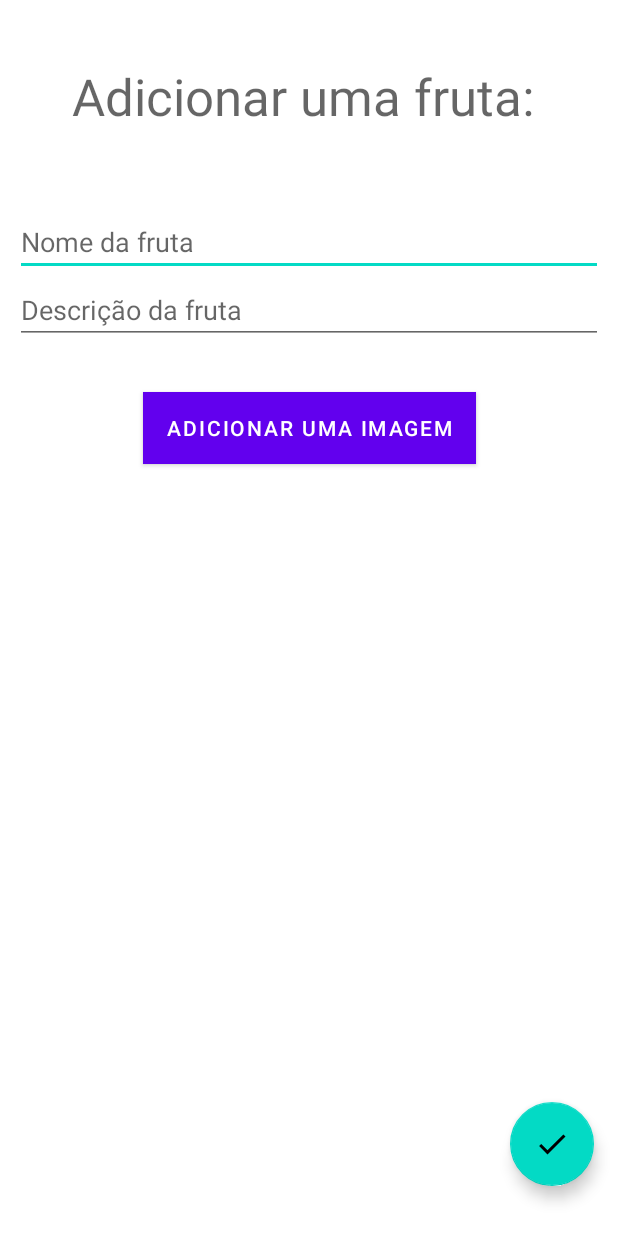
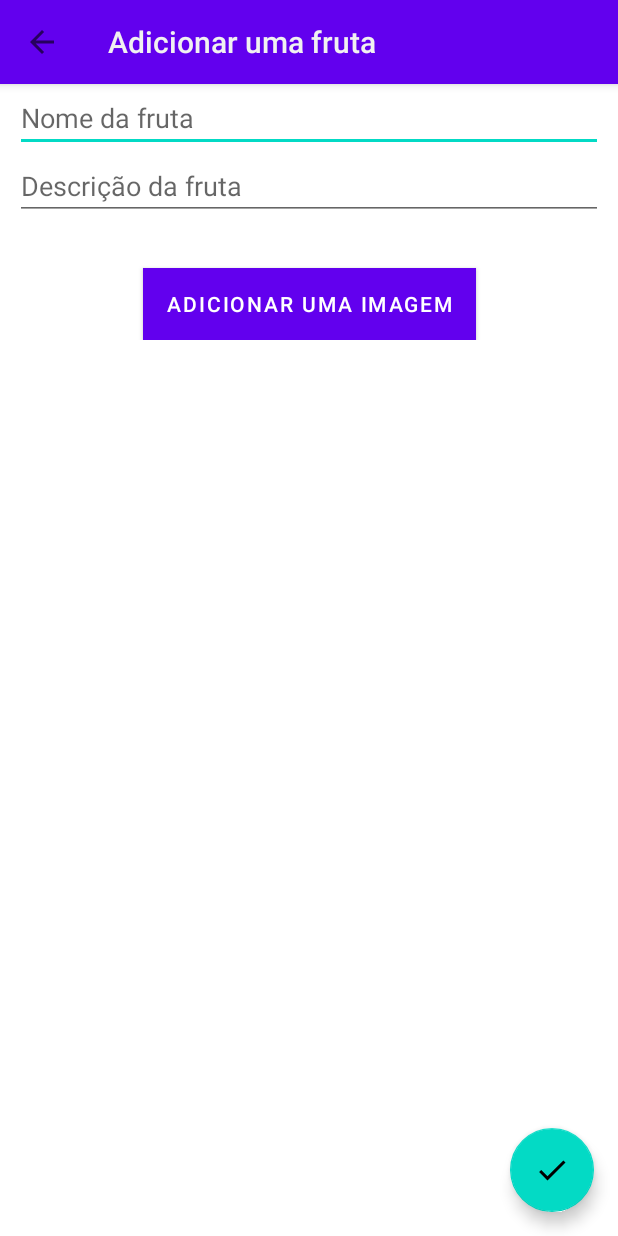
Before and after one commit to Peedrohj/mobile-android-fruit-app, an Android app: the SecondActivity screen opened directly, with no data from a screen before it, on a phone screen of 412 x 824 dp. Run offline under Robolectric (Android 15) with nearby library versions, the phone set to English and light mode, and no system bars.

Commit message:
feat: add navigation system

```diff
--- a/app/src/main/AndroidManifest.xml
+++ b/app/src/main/AndroidManifest.xml
@@ -13,14 +13,24 @@
         android:supportsRtl="true"
 
         android:theme="@style/Theme.Atividade1">
-        <activity android:name=".FruitActivity"></activity>
-        <activity android:name=".SecondActivity" />
+
         <activity android:name=".MainActivity" android:configChanges="keyboardHidden|orientation|screenSize">
             <intent-filter>
                 <action android:name="android.intent.action.MAIN" />
                 <category android:name="android.intent.category.LAUNCHER" />
             </intent-filter>
         </activity>
+
+        <activity android:name=".FruitActivity" android:parentActivityName=".MainActivity">
+            <meta-data
+                android:name="android.support.PARENT_ACTIVITY"
+                android:value=".MainActivity" />
+        </activity>
+        <activity android:name=".SecondActivity" android:parentActivityName=".MainActivity">
+            <meta-data
+                android:name="android.support.PARENT_ACTIVITY"
+                android:value=".MainActivity" />
+        </activity>
     </application>
 
 </manifest>
--- a/app/src/main/java/com/example/atividade1/MainActivity.kt
+++ b/app/src/main/java/com/example/atividade1/MainActivity.kt
@@ -29,13 +29,12 @@ open class MainActivity : AppCompatActivity(), FruitAdapter.OnItemClickListener
     override fun onCreate(savedInstanceState: Bundle?) {
         super.onCreate(savedInstanceState)
         setContentView(R.layout.activity_main)
-        val toolbar: Toolbar = findViewById(R.id.customToolbar)
 
         fruit_list.adapter = adapter
         fruit_list.layoutManager = LinearLayoutManager(this)
         fruit_list.setHasFixedSize(true)
 
-        setSupportActionBar(toolbar)
+        setSupportActionBar(findViewById(R.id.customToolbar))
     }
 
     private fun generateBaseList(size: Int): ArrayList<FruitData>{
--- a/app/src/main/java/com/example/atividade1/SecondActivity.kt
+++ b/app/src/main/java/com/example/atividade1/SecondActivity.kt
@@ -38,6 +38,8 @@ class SecondActivity : AppCompatActivity() {
             val gallery = Intent(Intent.ACTION_OPEN_DOCUMENT, MediaStore.Images.Media.INTERNAL_CONTENT_URI)
             startActivityForResult(gallery, RESULT_CODE)
         }
+        setSupportActionBar(findViewById(R.id.customToolbar))
+        supportActionBar?.setDisplayHomeAsUpEnabled(true)
     }
 
     override fun onActivityResult(requestCode: Int, resultCode: Int, data: Intent?) {
--- a/app/src/main/res/layout/activity_main.xml
+++ b/app/src/main/res/layout/activity_main.xml
@@ -49,7 +49,7 @@
             android:theme="@style/Theme.AppCompat.DayNight.DarkActionBar"
             app:layout_scrollFlags="scroll|enterAlways"
             app:title="@string/app_name"
-            app:titleTextColor="#F1F1F1" />
+            app:titleTextColor="#F1DEDE" />
 
     </com.google.android.material.appbar.AppBarLayout>
 
--- a/app/src/main/res/layout/activity_second.xml
+++ b/app/src/main/res/layout/activity_second.xml
@@ -1,48 +1,45 @@
 <?xml version="1.0" encoding="utf-8"?>
-<androidx.constraintlayout.widget.ConstraintLayout
+<androidx.coordinatorlayout.widget.CoordinatorLayout
     xmlns:android="http://schemas.android.com/apk/res/android"
     xmlns:app="http://schemas.android.com/apk/res-auto"
     xmlns:tools="http://schemas.android.com/tools"
     android:layout_width="match_parent"
     android:layout_height="match_parent">
 
+    <androidx.core.widget.NestedScrollView
+        android:layout_width="match_parent"
+        android:layout_height="match_parent"
+        app:layout_behavior="@string/appbar_scrolling_view_behavior">
 
-    <TextView
-        android:id="@+id/view_title"
-        android:layout_width="wrap_content"
-        android:layout_height="wrap_content"
-        android:text="Adicionar uma fruta: "
-        android:textAppearance="@style/TextAppearance.AppCompat.Display1"
-        app:layout_constraintBottom_toBottomOf="parent"
-        app:layout_constraintEnd_toEndOf="parent"
-        app:layout_constraintStart_toStartOf="parent"
-        app:layout_constraintTop_toTopOf="parent"
-        app:layout_constraintVertical_bias="0.053" />
+        <androidx.constraintlayout.widget.ConstraintLayout
+            android:layout_width="match_parent"
+            android:layout_height="match_parent">
 
 
             <EditText
                 android:id="@+id/fruit_name_input"
                 android:layout_width="match_parent"
                 android:layout_height="wrap_content"
-        android:layout_marginTop="52dp"
                 android:layout_marginHorizontal="10dp"
+                android:hint="@string/fruit_name"
                 android:inputType="textPersonName"
-        android:hint="Nome da fruta"
                 app:layout_constraintEnd_toEndOf="parent"
                 app:layout_constraintHorizontal_bias="0.0"
                 app:layout_constraintStart_toStartOf="parent"
-        app:layout_constraintTop_toBottomOf="@+id/view_title" />
+                app:layout_constraintTop_toTopOf="parent" />
 
             <EditText
                 android:id="@+id/fruit_description_input"
                 android:layout_width="match_parent"
                 android:layout_height="wrap_content"
                 android:layout_marginHorizontal="10dp"
+                android:hint="@string/fruit_description"
                 android:inputType="textPersonName"
-        android:hint="Descrição da fruta"
                 app:layout_constraintEnd_toEndOf="parent"
                 app:layout_constraintStart_toStartOf="parent"
-        app:layout_constraintTop_toBottomOf="@+id/fruit_name_input" />
+                app:layout_constraintTop_toBottomOf="@+id/fruit_name_input"
+                android:autofillHints="" />
+
 
             <Button
                 android:id="@+id/save_fruit_image"
@@ -50,10 +47,12 @@
                 android:layout_height="wrap_content"
                 android:layout_marginTop="32dp"
                 android:background="@color/teal_200"
-        android:text="Adicionar uma imagem"
+                android:text="@string/add_image"
                 app:layout_constraintEnd_toEndOf="parent"
                 app:layout_constraintStart_toStartOf="parent"
                 app:layout_constraintTop_toBottomOf="@+id/fruit_description_input" />
+        </androidx.constraintlayout.widget.ConstraintLayout>
+    </androidx.core.widget.NestedScrollView>
 
     <com.google.android.material.floatingactionbutton.FloatingActionButton
         android:id="@+id/save_fruit_btn"
@@ -71,4 +70,20 @@
         app:layout_constraintVertical_bias="0.976" />
 
 
-</androidx.constraintlayout.widget.ConstraintLayout>
+    <com.google.android.material.appbar.AppBarLayout
+        android:layout_height="wrap_content"
+        android:layout_width="match_parent">
+
+        <androidx.appcompat.widget.Toolbar
+            android:id="@+id/customToolbar"
+            android:layout_width="match_parent"
+            android:layout_height="wrap_content"
+            android:theme="@style/Theme.AppCompat.DayNight.DarkActionBar"
+            app:layout_scrollFlags="scroll|enterAlways"
+            app:title="@string/add_fruit"
+            app:titleTextColor="#F1F1F1" />
+
+    </com.google.android.material.appbar.AppBarLayout>
+
+
+</androidx.coordinatorlayout.widget.CoordinatorLayout>
--- a/app/src/main/res/values/strings.xml
+++ b/app/src/main/res/values/strings.xml
@@ -1,6 +1,9 @@
 <resources>
     <string name="app_name">Lista de Frutas</string>
-    <string name="fruit_description">Imagem da fruta</string>
+    <string name="fruit_image">Imagem da fruta</string>
     <string name="add_button">Adicionar fruta</string>
-
+    <string name="add_image">Adicionar uma imagem</string>
+    <string name="fruit_description">Descrição da fruta</string>
+    <string name="fruit_name">Nome da fruta</string>
+    <string name="add_fruit">Adicionar uma fruta</string>
 </resources>
```
Lines whose indentation alone changed are shown as unchanged.
